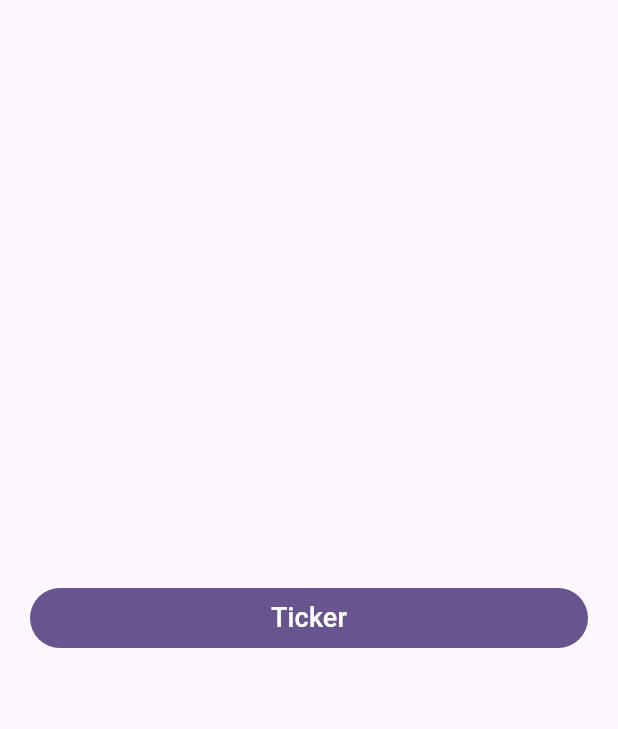
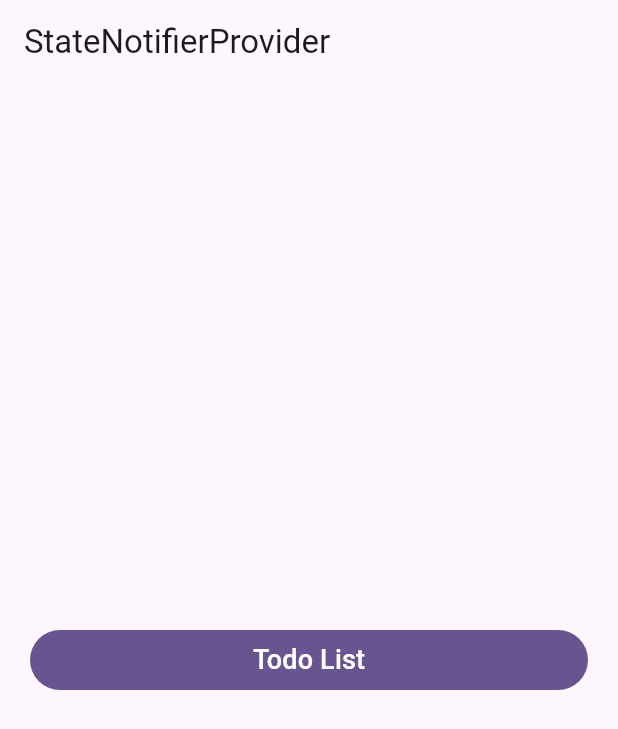
Before and after one commit to fahmi54321/riverpod_basic, a Flutter app: the screen it shows after launch, on a phone screen of 412 x 824 dp. Shown: the top 729 px of the screen. Run offline on Flutter 3.47's test engine with Material 3 defaults, Android fonts, the phone set to English and light mode, and no system bars; our stand-ins replace flutter_riverpod, freezed_annotation.

Commit message:
state notifier provider

```diff
--- a/lib/main.dart
+++ b/lib/main.dart
@@ -1,8 +1,7 @@
 import 'package:flutter/material.dart';
 import 'package:flutter_riverpod/flutter_riverpod.dart';
-
-import 'pages/ticker/ticker_page.dart';
-import 'widgets/cutom_button.dart';
+import 'pages/todos_page.dart';
+import 'widgets/custom_button.dart';
 
 void main() {
   runApp(
@@ -18,7 +17,7 @@ class MyApp extends StatelessWidget {
   @override
   Widget build(BuildContext context) {
     return MaterialApp(
-      title: 'Stream Provider',
+      title: 'StateNotfierProvider',
       debugShowCheckedModeBanner: false,
       theme: ThemeData(
         colorScheme: ColorScheme.fromSeed(seedColor: Colors.deepPurple),
@@ -35,14 +34,17 @@ class MyHomePage extends StatelessWidget {
   @override
   Widget build(BuildContext context) {
     return Scaffold(
+      appBar: AppBar(
+        title: const Text('StateNotifierProvider'),
+      ),
       body: Center(
         child: ListView(
           padding: const EdgeInsets.all(20),
           shrinkWrap: true,
           children: const [
             CustomButton(
-              title: 'Ticker',
-              child: TickerPage(),
+              title: 'Todo List',
+              child: TodosPage(),
             ),
           ],
         ),
--- /dev/null
+++ b/lib/models/todo_model.dart
@@ -0,0 +1,25 @@
+import 'package:freezed_annotation/freezed_annotation.dart';
+import 'package:uuid/uuid.dart';
+
+// todo 1 buat part freezed dengan mengetik 'ptf'
+part 'todo_model.freezed.dart';
+
+// todo 2 buat objek uuid
+Uuid uuid = Uuid();
+
+// todo 3 buat freezed model dengan mengetik fdataclass
+@freezed
+class Todo with _$Todo {
+  const factory Todo({
+    required String id,
+    required String desc,
+    @Default(false) bool completed,
+  }) = _Todo;
+
+  // todo 4 buat method todo add (next todos_provider)
+  factory Todo.add({required String desc}) {
+    return Todo(id: uuid.v4(), desc: desc);
+  }
+}
+
+// notes : jangan lupa jalankan 'flutter pub run build_runner watch -d'
--- a/lib/pages/ticker/ticker_provider.dart
+++ /dev/null
@@ -1,28 +0,0 @@
-import 'dart:developer';
-
-import 'package:flutter_riverpod/flutter_riverpod.dart';
-import 'package:riverpod_annotation/riverpod_annotation.dart';
-
-// todo 1 buat part riverpod dengan mengetik 'riverpodPart'
-part 'ticker_provider.g.dart';
-
-// todo 2 buat objek stream provider
-// final tickerProvider = StreamProvider<int>((ref) {
-//   ref.onDispose(() {
-//     log('tickerProvider disposed');
-//   });
-//   return Stream.periodic(Duration(seconds: 1), (t) => t + 1).take(60);
-// });
-
-// todo 3 buat objek stream provider dengan generator
-@riverpod
-Stream<int> ticker(Ref ref) {
-  ref.onDispose(() {
-    log('tickerProvider disposed');
-  });
-  return Stream.periodic(Duration(seconds: 1), (t) => t + 1).take(60);
-}
-
-// todo 5 jalankan 'fvm flutter pub run build_runner watch -d'
-
-// todo 6 (next ticker_page.dart)
--- /dev/null
+++ b/lib/pages/todos_provider.dart
@@ -0,0 +1,36 @@
+import 'package:flutter_riverpod/flutter_riverpod.dart';
+import 'package:provider/models/todo_model.dart';
+
+// todo 5 buat class state notifier dengan mengetik 'stateNotifier' beserta method
+class TodosNotifier extends StateNotifier<List<Todo>> {
+  TodosNotifier() : super([]);
+
+  void addTodo({
+    required String desc,
+  }) {
+    state = [...state, Todo.add(desc: desc)];
+
+    // not working
+    // state.add(Todo.add(desc: desc));
+  }
+
+  void toggleTodo({required String id}) {
+    state = [
+      for (final todo in state)
+        if (todo.id == id) todo.copyWith(completed: !todo.completed) else todo
+    ];
+  }
+
+  void removeTodo({required String id}) {
+    state = [
+      for (final todo in state)
+        if (todo.id != id) todo
+    ];
+  }
+}
+
+// todo 6 buat objek state notifier provider dengan auto dispose
+final todosProvider =
+    StateNotifierProvider.autoDispose<TodosNotifier, List<Todo>>((ref) {
+  return TodosNotifier();
+});
--- a/pubspec.yaml
+++ b/pubspec.yaml
@@ -18,6 +18,7 @@ dependencies:
   dio: ^5.3.3
   freezed_annotation: ^2.4.1
   json_annotation: ^4.8.1
+  uuid: ^4.1.0
 
 dev_dependencies:
   build_runner: ^2.4.13
```
Also changed, not shown: lib/pages/ticker/ticker_page.dart (deleted, +0 -48 lines), lib/pages/todos_page.dart (added, +85 -0 lines), lib/models/todo_model.freezed.dart (added), lib/pages/ticker/ticker_provider.g.dart (deleted), lib/widgets/custom_button.dart (renamed from lib/widgets/cutom_button.dart), pubspec.lock.
